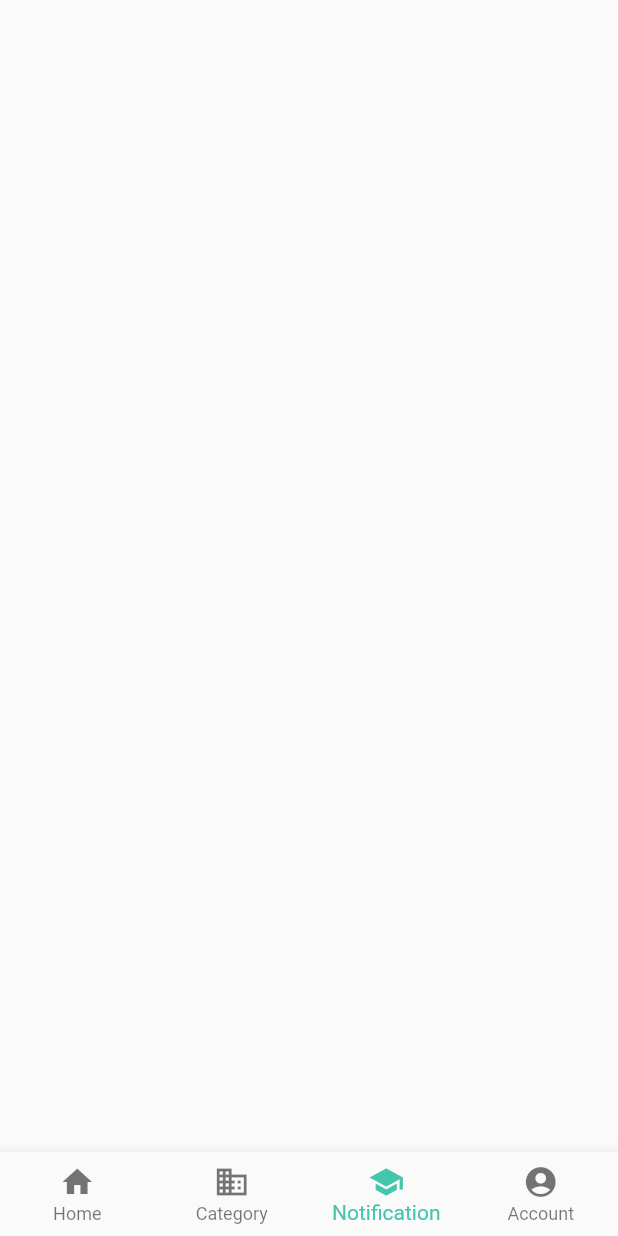
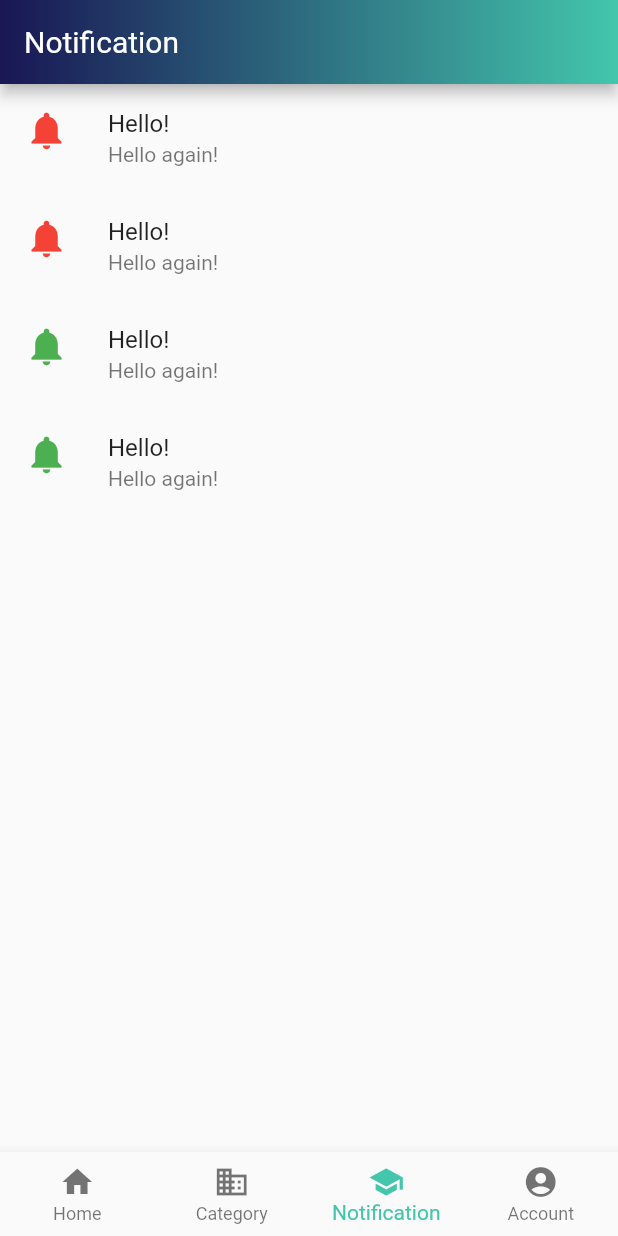
Before and after one commit to TrungVan1519/Rentio-App, a Flutter app: the screen it shows after launch, item 3 of the bottom bar chosen, on a phone screen of 412 x 824 dp. Run offline on Flutter 3.47's test engine with Material 2 defaults, Android fonts, the phone set to English and light mode, and no system bars; our stand-ins replace carousel_slider, flutter_rating_bar, flutter_spinkit, flutter_swiper, font_awesome_flutter, rflutter_alert; missing offline and left inert: flutter_rounded_date_picker; network calls fail.

Commit message:
Update notification_screen.dart

```diff
--- a/lib/screens/notification_screen.dart
+++ b/lib/screens/notification_screen.dart
@@ -1,8 +1,12 @@
+import 'dart:io';
+import 'package:web_socket_channel/io.dart';
 import 'package:flutter/material.dart';
 import 'package:rentio/local_json_getter/sign_in_json_getter.dart';
+import 'package:rentio/utilities/constants.dart';
 
 class NotificationScreen extends StatefulWidget {
   static String routeName = 'notificationScreen';
+
   @override
   _NotificationScreenState createState() => _NotificationScreenState();
 }
@@ -10,12 +14,73 @@ class NotificationScreen extends StatefulWidget {
 class _NotificationScreenState extends State<NotificationScreen> {
   var jsonData;
 
-  Future getJson() async {
-    return await JsonGetter(jsonFileName: 'data/').loadData();
-  }
+  // Future getJson() async {
+  //   return await JsonGetter(jsonFileName: 'data/').loadData();
+  // }
+
+  List<Widget> notificationList = [
+    ListTile(
+      leading: Icon(
+        Icons.notifications,
+        color: Colors.red,
+        size: 30.0,
+      ),
+      title: Text('Hello!'),
+      subtitle: Text('Hello again!'),
+    ),
+    ListTile(
+      leading: Icon(
+        Icons.notifications,
+        color: Colors.red,
+        size: 30.0,
+      ),
+      title: Text('Hello!'),
+      subtitle: Text('Hello again!'),
+    ),
+    ListTile(
+      leading: Icon(
+        Icons.notifications,
+        color: Colors.green,
+        size: 30.0,
+      ),
+      title: Text('Hello!'),
+      subtitle: Text('Hello again!'),
+    ),
+    ListTile(
+      leading: Icon(
+        Icons.notifications,
+        color: Colors.green,
+        size: 30.0,
+      ),
+      title: Text('Hello!'),
+      subtitle: Text('Hello again!'),
+    ),
+  ];
 
   @override
   Widget build(BuildContext context) {
-    return Container();
+    return Scaffold(
+      appBar: AppBar(
+        title: Text('Notification'),
+        flexibleSpace: Container(
+          decoration: BoxDecoration(
+            gradient: LinearGradient(
+              begin: Alignment.centerLeft,
+              end: Alignment.centerRight,
+              colors: <Color>[
+                Color(kGradientColorElement2),
+                Color(kGradientColorElement1),
+              ],
+            ),
+          ),
+        ),
+      ),
+      body: ListView.builder(
+        itemCount: notificationList.length,
+        itemBuilder: (context, index) {
+          return notificationList[index];
+        },
+      ),
+    );
   }
 }
```
